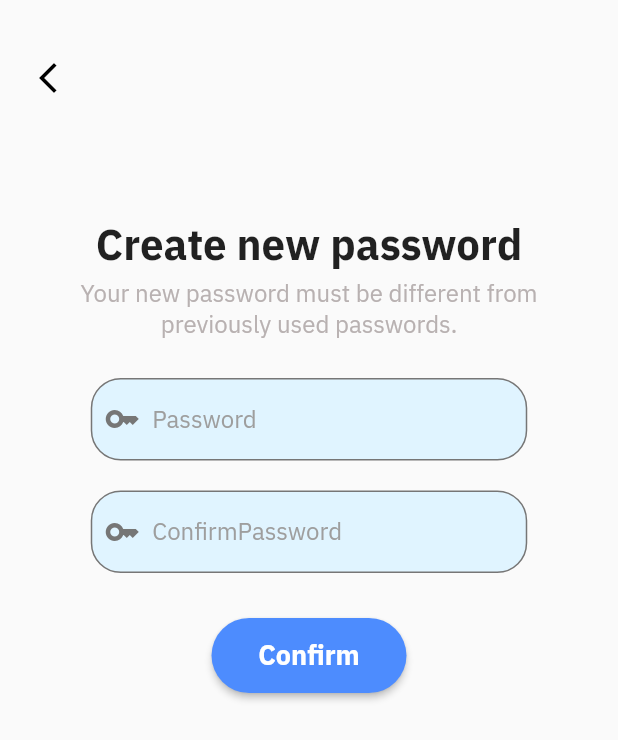
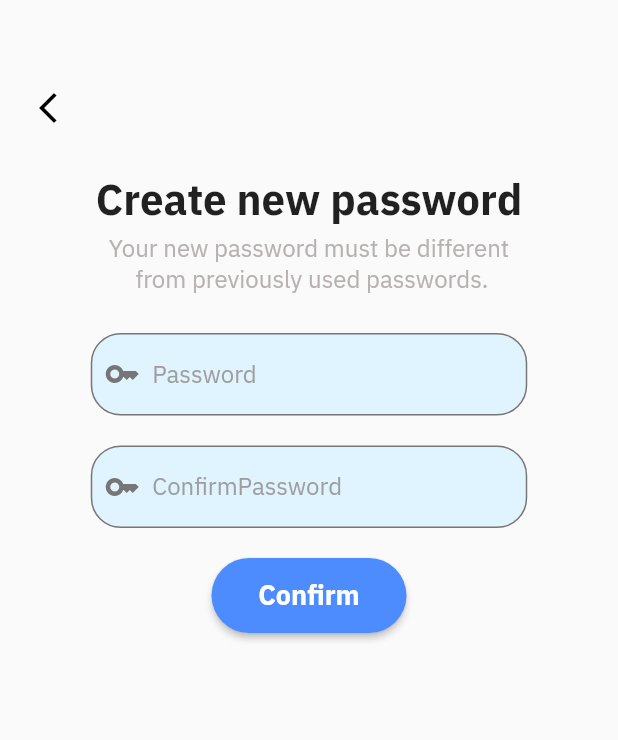
Before and after one commit to ppinng/warnalertwithme, a Flutter app: the ResetPasswordPage screen opened directly, after a tap on "Next", on a phone screen of 412 x 824 dp. Shown: the top 740 px of the screen. Run offline on Flutter 3.47's test engine with Material 2 defaults, Android fonts, the phone set to English and light mode, and no system bars; our stand-ins replace font_awesome_flutter, google_maps_flutter, location, smooth_page_indicator.

Commit message:
Update overflow

```diff
--- a/lib/page/createpassword.dart
+++ b/lib/page/createpassword.dart
@@ -3,7 +3,7 @@ import 'package:warnalertwithme/constant.dart';
 import 'package:warnalertwithme/page/login.dart';
 
 class CreatePasswordPage extends StatelessWidget {
-  const CreatePasswordPage({super.key});
+  const CreatePasswordPage({Key? key}) : super(key: key);
 
   @override
   Widget build(BuildContext context) {
@@ -25,7 +25,7 @@ class CreatePasswordPage extends StatelessWidget {
       body: Column(
         children: [
           Container(
-            padding: const EdgeInsets.only(top: 40, left: 20),
+            padding: const EdgeInsets.only(top: 60, left: 20),
             alignment: Alignment.topLeft,
             child: GestureDetector(
               onTap: () {
@@ -39,7 +39,7 @@ class CreatePasswordPage extends StatelessWidget {
           ),
           Expanded(
             child: Padding(
-              padding: const EdgeInsets.symmetric(vertical: 80, horizontal: 20),
+              padding: const EdgeInsets.all(30),
               child: Column(
                 mainAxisAlignment: MainAxisAlignment.start,
                 children: [
@@ -54,7 +54,7 @@ class CreatePasswordPage extends StatelessWidget {
                     padding: EdgeInsets.all(5),
                     child: Center(
                       child: Text(
-                        'Your new password must be different from previously used passwords.',
+                        'Your new password must be different \n from previously used passwords.',
                         style: TextStyle(fontSize: 16, color: kFontGrey1),
                         textAlign: TextAlign.center,
                       ),
@@ -88,7 +88,7 @@ class CreatePasswordPage extends StatelessWidget {
                     ),
                   ),
                   Padding(
-                    padding: const EdgeInsets.only(top: 20, bottom: 30),
+                    padding: const EdgeInsets.only(top: 20, bottom: 0),
                     child: Container(
                       width: 291,
                       height: 55,
@@ -114,6 +114,7 @@ class CreatePasswordPage extends StatelessWidget {
                       ),
                     ),
                   ),
+                  const SizedBox(height: 20), // Reduced space here
                   SizedBox(
                     height: 50,
                     width: 130,
@@ -151,40 +152,6 @@ class CreatePasswordPage extends StatelessWidget {
               ),
             ),
           ),
-          // Padding(
-          //   padding: const EdgeInsets.all(30.0),
-          //   child: Align(
-          //     alignment: Alignment.bottomCenter,
-          //     child: RichText(
-          //       text: TextSpan(
-          //         text: 'Don\'t have an account? ',
-          //         style: const TextStyle(
-          //           fontSize: 13,
-          //           color: kFontGrey1,
-          //         ),
-          //         children: <TextSpan>[
-          //           TextSpan(
-          //             text: 'Sign in',
-          //             style: const TextStyle(
-          //               fontSize: 13,
-          //               color: Colors.blue,
-          //               fontWeight: FontWeight.bold,
-          //             ),
-          //             recognizer: TapGestureRecognizer()
-          //               ..onTap = () {
-          //                 Navigator.push(
-          //                   context,
-          //                   MaterialPageRoute(
-          //                     builder: (context) => LoginPage(),
-          //                   ),
-          //                 );
-          //               },
-          //           ),
-          //         ],
-          //       ),
-          //     ),
-          //   ),
-          // ),
         ],
       ),
     );
--- a/lib/page/resetpassword.dart
+++ b/lib/page/resetpassword.dart
@@ -96,7 +96,7 @@ class ResetPasswordPage extends StatelessWidget {
                               context,
                               MaterialPageRoute(
                                 builder: (context) =>
-                                    const CreatePasswordPage(),
+                                    CreatePasswordPage(),
                               ),
                             );
                           },
```
